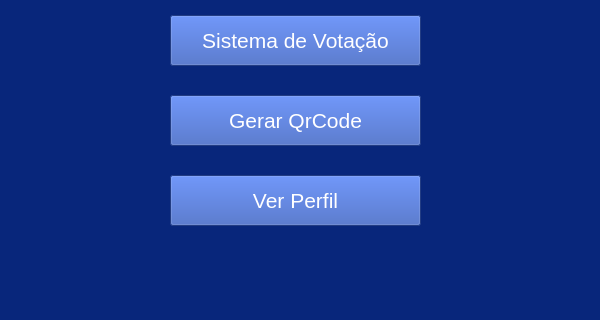
The window that pages/segunda_tela.ui (luizcarlosjj/MultiBot) describes before a commit, drawn with Qt 5; both pictures show x 0 to 600 and y 145 to 465 of the 600 by 600 pixel window.
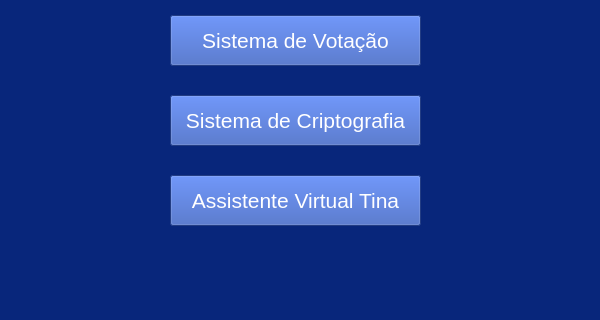
The same window after the commit.

What changed in the file:
```diff
--- a/pages/segunda_tela.ui
+++ b/pages/segunda_tela.ui
@@ -127,7 +127,7 @@
      <string notr="true">color: #fff; background-color: #3155b7</string>
     </property>
     <property name="text">
-     <string>Gerar QrCode</string>
+     <string>Sistema de Criptografia</string>
     </property>
    </widget>
    <widget class="QPushButton" name="pushButton_4">
@@ -148,7 +148,7 @@
      <string notr="true">color: #fff; background-color: #3155b7</string>
     </property>
     <property name="text">
-     <string>Ver Perfil</string>
+     <string>Assistente Virtual Tina</string>
     </property>
    </widget>
    <widget class="QLabel" name="label_3">
```
